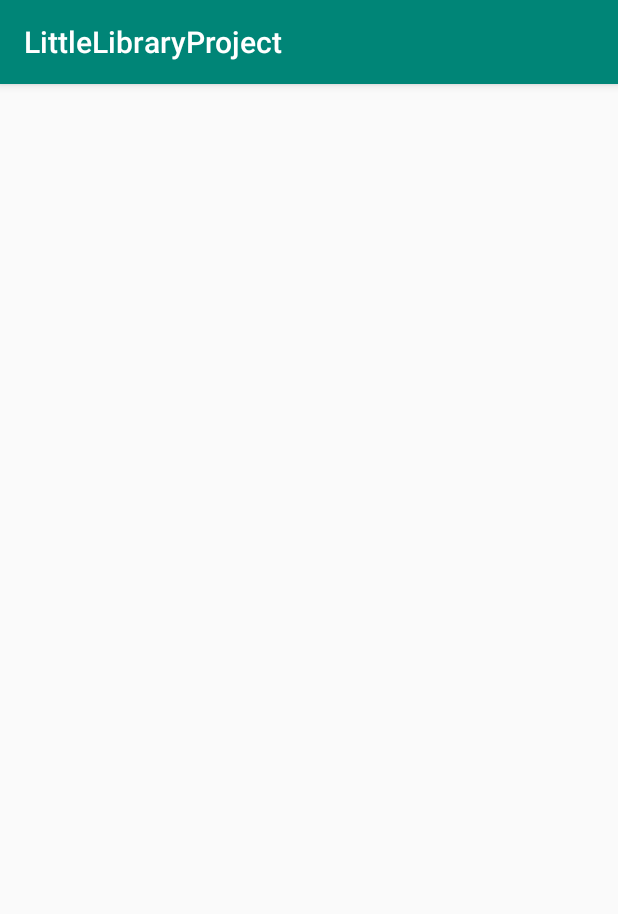
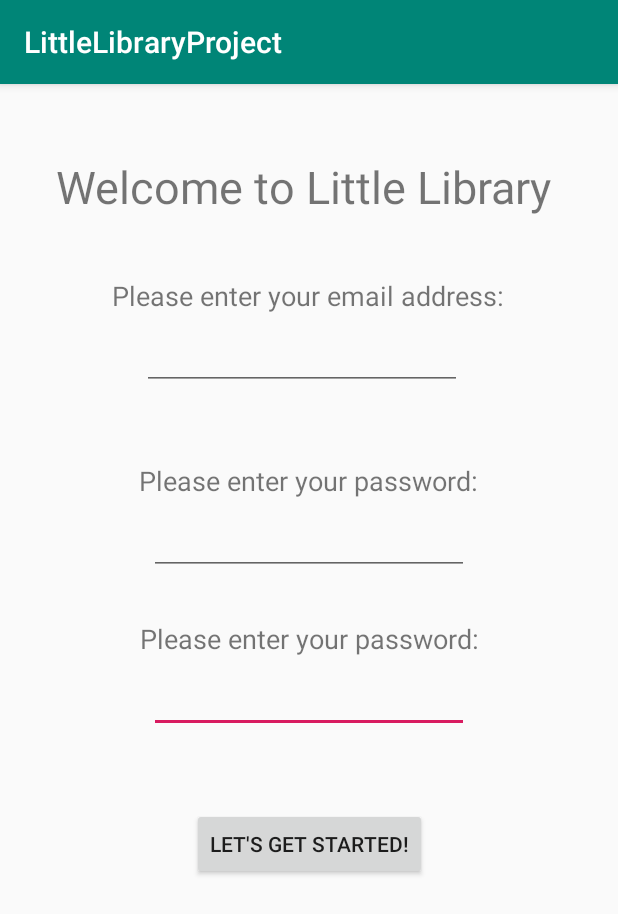
Before and after one commit to Corb3t/Little-Library-Android-Project, an Android app: the RegisterActivity screen opened directly, with no data from a screen before it, on a phone screen of 412 x 824 dp. Shown: the top 914 px of the screen. Run offline under Robolectric (Android 15) with nearby library versions, the phone set to English and light mode, and no system bars.

Commit message:
Register Account UI

```diff
--- a/app/src/main/res/layout/activity_register.xml
+++ b/app/src/main/res/layout/activity_register.xml
@@ -6,4 +6,108 @@
     android:layout_height="match_parent"
     tools:context=".RegisterActivity">
 
+    <TextView
+        android:id="@+id/textView4"
+        android:layout_width="wrap_content"
+        android:layout_height="wrap_content"
+        android:layout_marginStart="93dp"
+        android:layout_marginTop="30dp"
+        android:layout_marginEnd="94dp"
+        android:text="Please enter your password:"
+        android:textSize="18sp"
+        app:layout_constraintEnd_toEndOf="parent"
+        app:layout_constraintHorizontal_bias="0.0"
+        app:layout_constraintStart_toStartOf="parent"
+        app:layout_constraintTop_toBottomOf="@+id/editText2" />
+
+    <EditText
+        android:id="@+id/editText3"
+        android:layout_width="wrap_content"
+        android:layout_height="wrap_content"
+        android:layout_marginStart="99dp"
+        android:layout_marginTop="5dp"
+        android:layout_marginEnd="99dp"
+        android:ems="10"
+        android:inputType="textPassword"
+        app:layout_constraintEnd_toEndOf="parent"
+        app:layout_constraintHorizontal_bias="0.0"
+        app:layout_constraintStart_toStartOf="parent"
+        app:layout_constraintTop_toBottomOf="@+id/textView4" />
+
+    <TextView
+        android:id="@+id/textView"
+        android:layout_width="wrap_content"
+        android:layout_height="wrap_content"
+        android:layout_marginStart="35dp"
+        android:layout_marginTop="48dp"
+        android:layout_marginEnd="35dp"
+        android:text="Welcome to Little Library "
+        android:textSize="30sp"
+        app:layout_constraintEnd_toEndOf="parent"
+        app:layout_constraintStart_toStartOf="parent"
+        app:layout_constraintTop_toTopOf="parent" />
+
+    <TextView
+        android:id="@+id/textView2"
+        android:layout_width="wrap_content"
+        android:layout_height="wrap_content"
+        android:layout_marginStart="76dp"
+        android:layout_marginTop="40dp"
+        android:layout_marginEnd="77dp"
+        android:text="Please enter your email address:"
+        android:textSize="18sp"
+        app:layout_constraintEnd_toEndOf="parent"
+        app:layout_constraintStart_toStartOf="parent"
+        app:layout_constraintTop_toBottomOf="@+id/textView" />
+
+    <TextView
+        android:id="@+id/textView3"
+        android:layout_width="wrap_content"
+        android:layout_height="wrap_content"
+        android:layout_marginStart="93dp"
+        android:layout_marginTop="48dp"
+        android:layout_marginEnd="94dp"
+        android:text="Please enter your password:"
+        android:textSize="18sp"
+        app:layout_constraintEnd_toEndOf="parent"
+        app:layout_constraintStart_toStartOf="parent"
+        app:layout_constraintTop_toBottomOf="@+id/editText" />
+
+    <EditText
+        android:id="@+id/editText"
+        android:layout_width="wrap_content"
+        android:layout_height="wrap_content"
+        android:layout_marginStart="94dp"
+        android:layout_marginTop="5dp"
+        android:layout_marginEnd="104dp"
+        android:ems="10"
+        android:inputType="textEmailAddress"
+        app:layout_constraintEnd_toEndOf="parent"
+        app:layout_constraintStart_toStartOf="parent"
+        app:layout_constraintTop_toBottomOf="@+id/textView2" />
+
+    <EditText
+        android:id="@+id/editText2"
+        android:layout_width="wrap_content"
+        android:layout_height="wrap_content"
+        android:layout_marginStart="99dp"
+        android:layout_marginTop="5dp"
+        android:layout_marginEnd="99dp"
+        android:ems="10"
+        android:inputType="textPassword"
+        app:layout_constraintEnd_toEndOf="parent"
+        app:layout_constraintStart_toStartOf="parent"
+        app:layout_constraintTop_toBottomOf="@+id/textView3" />
+
+    <Button
+        android:id="@+id/button5"
+        android:layout_width="wrap_content"
+        android:layout_height="wrap_content"
+        android:layout_marginStart="127dp"
+        android:layout_marginTop="50dp"
+        android:layout_marginEnd="127dp"
+        android:text="Let's get started!"
+        app:layout_constraintEnd_toEndOf="parent"
+        app:layout_constraintStart_toStartOf="parent"
+        app:layout_constraintTop_toBottomOf="@+id/editText3" />
 </androidx.constraintlayout.widget.ConstraintLayout>
```
